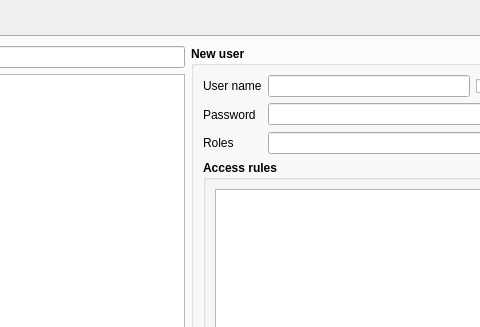
This is shvspy/src/dlgsettings.ui in silicon-heaven/shvspy as Qt 5 draws it before an edit; both pictures show x 220 to 700 and y 0 to 327 of the 919 by 694 pixel window. The edited form follows.
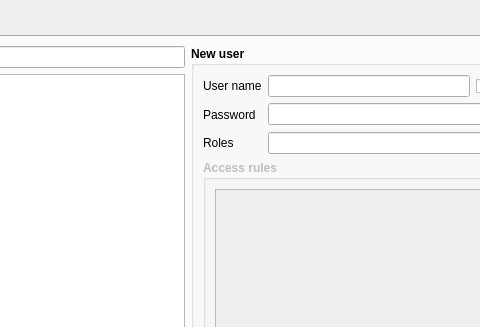
This is the edited form. Icons and pictures are not drawn.

Commit message: add broker version info to broker settings dialog

The edit to the form file:
```diff
--- a/shvspy/src/dlgsettings.ui
+++ b/shvspy/src/dlgsettings.ui
@@ -197,6 +197,9 @@
             </item>
             <item>
              <widget class="QGroupBox" name="gbUserAccessRules">
+              <property name="enabled">
+               <bool>false</bool>
+              </property>
               <property name="font">
                <font>
                 <bold>true</bold>
```
Left out of the diff: 18 changed lines with no effect on the pictures. The commit also changes 2 other files.
